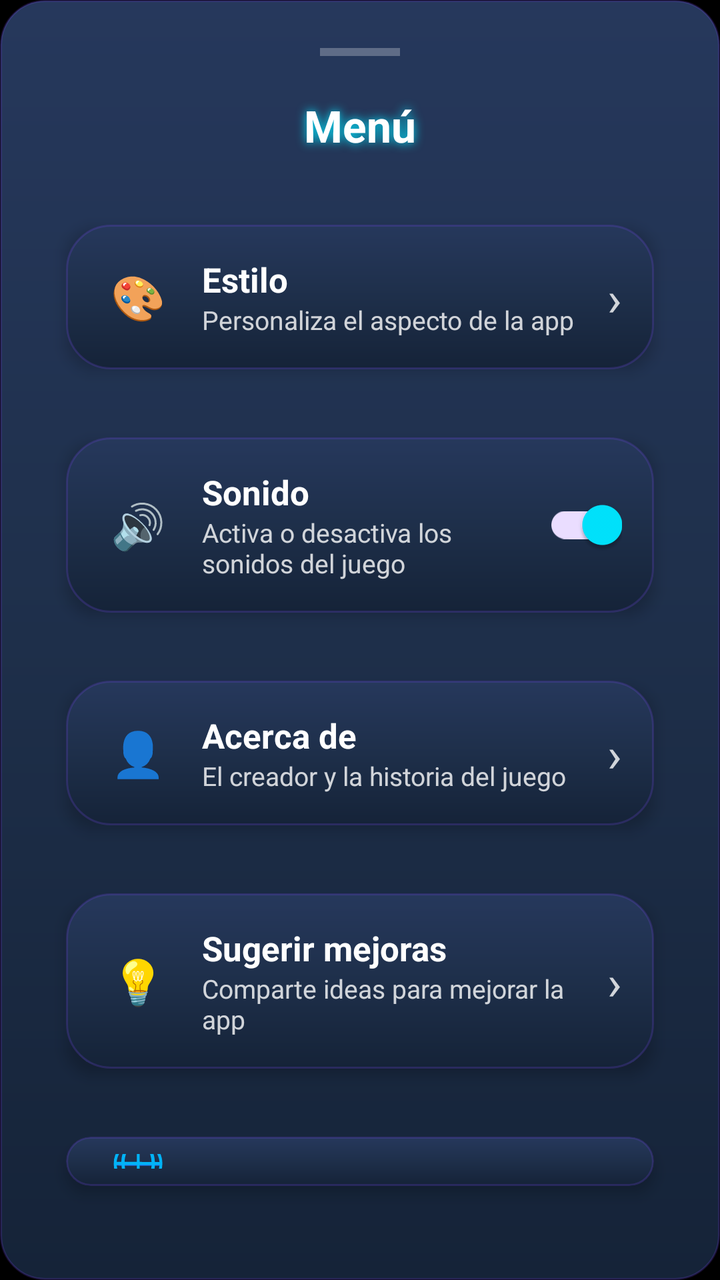
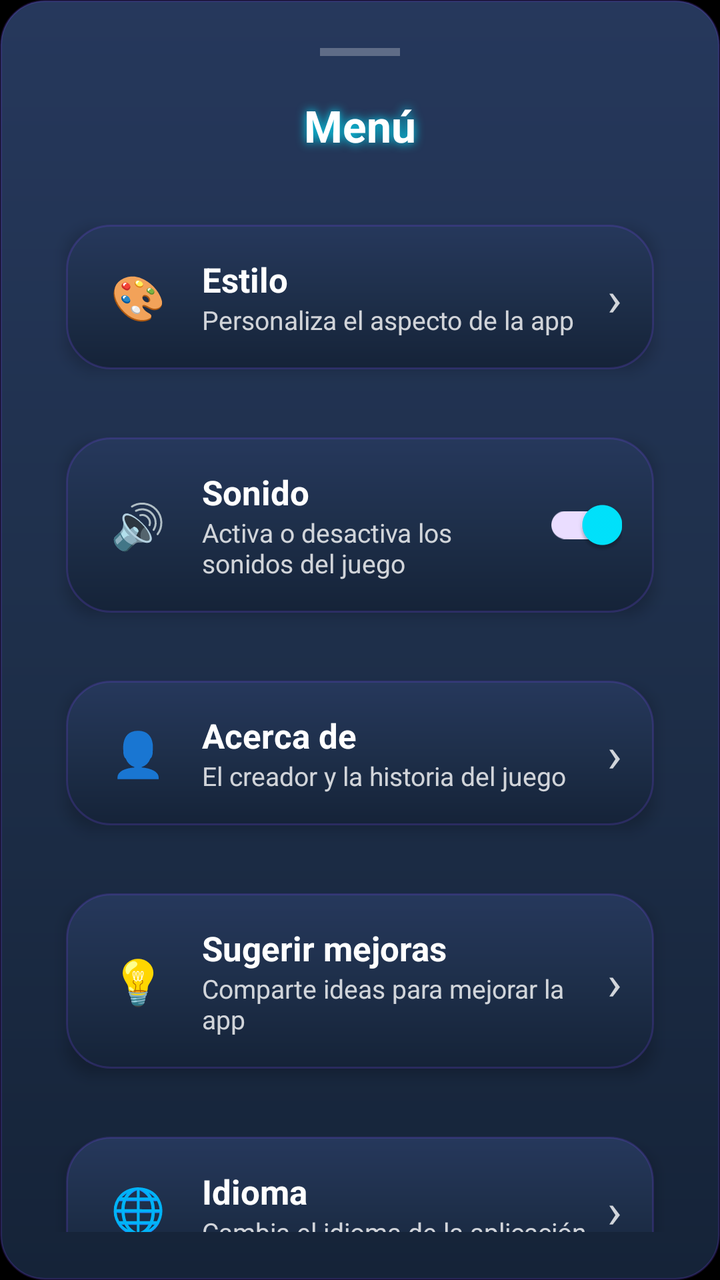

An Android layout rendered at two revisions. The XML below is the earlier revision; the diff shows what the commit changed to produce the second picture.
<!-- AndroidManifest.xml: application theme Theme.ImpostorGame -->
<!-- res/layout/bottomsheet_menu.xml -->
<?xml version="1.0" encoding="utf-8"?>
<LinearLayout xmlns:android="http://schemas.android.com/apk/res/android"
    xmlns:app="http://schemas.android.com/apk/res-auto"
    android:id="@+id/rootBottomSheet"
    android:layout_width="match_parent"
    android:layout_height="wrap_content"
    android:orientation="vertical"
    android:padding="24dp"
    android:background="@drawable/bg_card_main">

    
    <View
        android:layout_width="40dp"
        android:layout_height="4dp"
        android:layout_gravity="center_horizontal"
        android:layout_marginBottom="20dp"
        android:background="#44FFFFFF"/>

    <TextView
        android:layout_width="match_parent"
        android:layout_height="wrap_content"
        android:id="@+id/txtMenuTitle"
        android:layout_marginBottom="24dp"
        android:gravity="center"
        android:text="@string/menu_titulo"
        android:textColor="@android:color/white"
        android:textSize="22sp"
        android:textStyle="bold"
        android:shadowColor="#00E5FF"
        android:shadowDx="0"
        android:shadowDy="0"
        android:shadowRadius="12" />

    
    <androidx.cardview.widget.CardView
        android:id="@+id/cardMenuEstilo"
        android:layout_width="match_parent"
        android:layout_height="wrap_content"
        android:layout_marginBottom="12dp"
        android:clickable="true"
        android:focusable="true"
        app:cardCornerRadius="16dp"
        app:cardElevation="4dp"
        app:cardUseCompatPadding="true"
        app:cardBackgroundColor="@android:color/transparent">

        <LinearLayout
            android:layout_width="match_parent"
            android:layout_height="wrap_content"
            android:orientation="horizontal"
            android:padding="16dp"
            android:gravity="center_vertical"
            android:background="@drawable/bg_card_main">

            <TextView
                android:layout_width="40dp"
                android:layout_height="40dp"
                android:text="🎨"
                android:textSize="22sp"
                android:gravity="center" />

            <LinearLayout
                android:layout_width="0dp"
                android:layout_height="wrap_content"
                android:layout_weight="1"
                android:orientation="vertical"
                android:layout_marginStart="12dp">

                <TextView
                    android:layout_width="wrap_content"
                    android:layout_height="wrap_content"
                    android:text="@string/menu_estilo"
                    android:textColor="@android:color/white"
                    android:textSize="17sp"
                    android:textStyle="bold" />

                <TextView
                    android:layout_width="wrap_content"
                    android:layout_height="wrap_content"
                    android:text="@string/menu_estilo_desc"
                    android:textColor="#CCFFFFFF"
                    android:textSize="13sp" />

            </LinearLayout>

            <TextView
                android:layout_width="wrap_content"
                android:layout_height="wrap_content"
                android:text="›"
                android:textColor="#CCFFFFFF"
                android:textSize="24sp" />

        </LinearLayout>
    </androidx.cardview.widget.CardView>


    
    <androidx.cardview.widget.CardView
        android:id="@+id/cardMenuSonido"
        android:layout_width="match_parent"
        android:layout_height="wrap_content"
        android:layout_marginBottom="12dp"
        app:cardCornerRadius="16dp"
        app:cardElevation="4dp"
        app:cardUseCompatPadding="true"
        app:cardBackgroundColor="@android:color/transparent">

        <LinearLayout
            android:layout_width="match_parent"
            android:layout_height="wrap_content"
            android:orientation="horizontal"
            android:padding="16dp"
            android:gravity="center_vertical"
            android:background="@drawable/bg_card_main">

            <TextView
                android:layout_width="40dp"
                android:layout_height="40dp"
                android:text="🔊"
                android:textSize="22sp"
                android:gravity="center" />

            <LinearLayout
                android:layout_width="0dp"
                android:layout_height="wrap_content"
                android:layout_weight="1"
                android:orientation="vertical"
                android:layout_marginStart="12dp">

                <TextView
                    android:layout_width="wrap_content"
                    android:layout_height="wrap_content"
                    android:text="@string/menu_sonido"
                    android:textColor="@android:color/white"
                    android:textSize="17sp"
                    android:textStyle="bold" />

                <TextView
                    android:layout_width="wrap_content"
                    android:layout_height="wrap_content"
                    android:text="@string/menu_sonido_desc"
                    android:textColor="#CCFFFFFF"
                    android:textSize="13sp" />

            </LinearLayout>

            <com.google.android.material.switchmaterial.SwitchMaterial
                android:id="@+id/switchSonidoMenu"
                android:layout_width="wrap_content"
                android:layout_height="wrap_content"
                android:checked="true" />

        </LinearLayout>
    </androidx.cardview.widget.CardView>

    
    <androidx.cardview.widget.CardView
        android:id="@+id/cardMenuAcercaDe"
        android:layout_width="match_parent"
        android:layout_height="wrap_content"
        android:layout_marginBottom="12dp"
        android:clickable="true"
        android:focusable="true"
        app:cardCornerRadius="16dp"
        app:cardElevation="4dp"
        app:cardUseCompatPadding="true"
        app:cardBackgroundColor="@android:color/transparent">

        <LinearLayout
            android:layout_width="match_parent"
            android:layout_height="wrap_content"
            android:orientation="horizontal"
            android:padding="16dp"
            android:gravity="center_vertical"
            android:background="@drawable/bg_card_main">

            <TextView
                android:layout_width="40dp"
                android:layout_height="40dp"
                android:text="👤"
                android:textSize="22sp"
                android:gravity="center" />

            <LinearLayout
                android:layout_width="0dp"
                android:layout_height="wrap_content"
                android:layout_weight="1"
                android:orientation="vertical"
                android:layout_marginStart="12dp">

                <TextView
                    android:layout_width="wrap_content"
                    android:layout_height="wrap_content"
                    android:text="@string/menu_acerca"
                    android:textColor="@android:color/white"
                    android:textSize="17sp"
                    android:textStyle="bold" />

                <TextView
                    android:layout_width="wrap_content"
                    android:layout_height="wrap_content"
                    android:text="@string/menu_acerca_desc"
                    android:textColor="#CCFFFFFF"
                    android:textSize="13sp" />

            </LinearLayout>

            <TextView
                android:layout_width="wrap_content"
                android:layout_height="wrap_content"
                android:text="›"
                android:textColor="#CCFFFFFF"
                android:textSize="24sp" />

        </LinearLayout>
    </androidx.cardview.widget.CardView>

    
    <androidx.cardview.widget.CardView
        android:id="@+id/cardMenuSugerencias"
        android:layout_width="match_parent"
        android:layout_height="wrap_content"
        android:layout_marginBottom="12dp"
        android:clickable="true"
        android:focusable="true"
        app:cardCornerRadius="16dp"
        app:cardElevation="4dp"
        app:cardUseCompatPadding="true"
        app:cardBackgroundColor="@android:color/transparent">

        <LinearLayout
            android:layout_width="match_parent"
            android:layout_height="wrap_content"
            android:orientation="horizontal"
            android:padding="16dp"
            android:gravity="center_vertical"
            android:background="@drawable/bg_card_main">

            <TextView
                android:layout_width="40dp"
                android:layout_height="40dp"
                android:text="💡"
                android:textSize="22sp"
                android:gravity="center" />

            <LinearLayout
                android:layout_width="0dp"
                android:layout_height="wrap_content"
                android:layout_weight="1"
                android:orientation="vertical"
                android:layout_marginStart="12dp">

                <TextView
                    android:layout_width="wrap_content"
                    android:layout_height="wrap_content"
                    android:text="@string/menu_sugerencias"
                    android:textColor="@android:color/white"
                    android:textSize="17sp"
                    android:textStyle="bold" />

                <TextView
                    android:layout_width="wrap_content"
                    android:layout_height="wrap_content"
                    android:text="@string/menu_sugerencias_desc"
                    android:textColor="#CCFFFFFF"
                    android:textSize="13sp" />

            </LinearLayout>

            <TextView
                android:layout_width="wrap_content"
                android:layout_height="wrap_content"
                android:text="›"
                android:textColor="#CCFFFFFF"
                android:textSize="24sp" />

        </LinearLayout>
    </androidx.cardview.widget.CardView>

    
    <androidx.cardview.widget.CardView
        android:id="@+id/cardMenuIdioma"
        android:layout_width="match_parent"
        android:layout_height="wrap_content"
        android:layout_marginBottom="12dp"
        android:clickable="true"
        android:focusable="true"
        app:cardCornerRadius="16dp"
        app:cardElevation="4dp"
        app:cardUseCompatPadding="true"
        app:cardBackgroundColor="@android:color/transparent">

        <LinearLayout
            android:layout_width="match_parent"
            android:layout_height="wrap_content"
            android:orientation="horizontal"
            android:padding="16dp"
            android:gravity="center_vertical"
            android:background="@drawable/bg_card_main">

            <TextView
                android:layout_width="40dp"
                android:layout_height="40dp"
                android:text="🌐"
                android:textSize="22sp"
                android:gravity="center" />

            <LinearLayout
                android:layout_width="0dp"
                android:layout_height="wrap_content"
                android:layout_weight="1"
                android:orientation="vertical"
                android:layout_marginStart="12dp">

                <TextView
                    android:layout_width="wrap_content"
                    android:layout_height="wrap_content"
                    android:text="@string/menu_idioma"
                    android:textColor="@android:color/white"
                    android:textSize="17sp"
                    android:textStyle="bold" />

                <TextView
                    android:id="@+id/txtIdiomaActual"
                    android:layout_width="wrap_content"
                    android:layout_height="wrap_content"
                    android:text="@string/menu_idioma_desc"
                    android:textColor="#CCFFFFFF"
                    android:textSize="13sp" />

            </LinearLayout>

            <TextView
                android:layout_width="wrap_content"
                android:layout_height="wrap_content"
                android:text="›"
                android:textColor="#CCFFFFFF"
                android:textSize="24sp" />

        </LinearLayout>
    </androidx.cardview.widget.CardView>


</LinearLayout>
<!-- resources referenced by this layout -->
<resources>
  <!-- drawable bg_card_main (drawable) -->
  <?xml version="1.0" encoding="utf-8"?>
  <shape xmlns:android="http://schemas.android.com/apk/res/android">
  
      
      <gradient
          android:type="linear"
          android:angle="90"
          android:startColor="#152338"
          android:centerColor="#1E2F4A"
          android:endColor="#26385C" />
  
      
      <corners android:radius="22dp" />
  
      
      <stroke
          android:width="1dp"
          android:color="#337C4DFF" />
  </shape>
  <string name="menu_acerca">Acerca de</string>
  <string name="menu_acerca_desc">El creador y la historia del juego</string>
  <string name="menu_estilo">Estilo</string>
  <string name="menu_estilo_desc">Personaliza el aspecto de la app</string>
  <string name="menu_idioma">Idioma</string>
  <string name="menu_idioma_desc">Cambia el idioma de la aplicación</string>
  <string name="menu_sonido">Sonido</string>
  <string name="menu_sonido_desc">Activa o desactiva los sonidos del juego</string>
  <string name="menu_sugerencias">Sugerir mejoras</string>
  <string name="menu_sugerencias_desc">Comparte ideas para mejorar la app</string>
  <string name="menu_titulo">Menú</string>
  <style name="Theme.ImpostorGame" parent="Base.Theme.ImpostorGame">
          <item name="colorPrimary">#00E5FF</item>
          <item name="colorOnPrimary">#FFFFFF</item>
          <item name="android:statusBarColor">@android:color/transparent</item>
          <item name="android:navigationBarColor">@android:color/transparent</item>
          <item name="android:windowBackground">@android:color/black</item>
      </style>
  <style name="Base.Theme.ImpostorGame" parent="Theme.Material3.DayNight.NoActionBar">
          <item name="android:textViewStyle">@style/ImpostorGame.TextView</item>
      </style>
  <style name="ImpostorGame.TextView" parent="android:Widget.TextView">
          <item name="android:hyphenationFrequency">none</item>
          <item name="android:breakStrategy">simple</item>
      </style>
</resources>

<!-- the commit's change to res/layout/bottomsheet_menu.xml (unified diff, before → after) -->
@@ -1,12 +1,18 @@
 <?xml version="1.0" encoding="utf-8"?>
-<LinearLayout xmlns:android="http://schemas.android.com/apk/res/android"
+<androidx.core.widget.NestedScrollView xmlns:android="http://schemas.android.com/apk/res/android"
     xmlns:app="http://schemas.android.com/apk/res-auto"
     android:id="@+id/rootBottomSheet"
     android:layout_width="match_parent"
-    android:layout_height="wrap_content"
+    android:layout_height="match_parent"
     android:orientation="vertical"
     android:padding="24dp"
-    android:background="@drawable/bg_card_main">
+    android:background="@drawable/bg_card_main"
+    android:fillViewport="true">
+
+    <LinearLayout
+        android:layout_width="match_parent"
+        android:layout_height="wrap_content"
+        android:orientation="vertical">
 
     
     <View
@@ -341,4 +347,5 @@
     </androidx.cardview.widget.CardView>
 
 
-</LinearLayout>
+    </LinearLayout>
+</androidx.core.widget.NestedScrollView>
